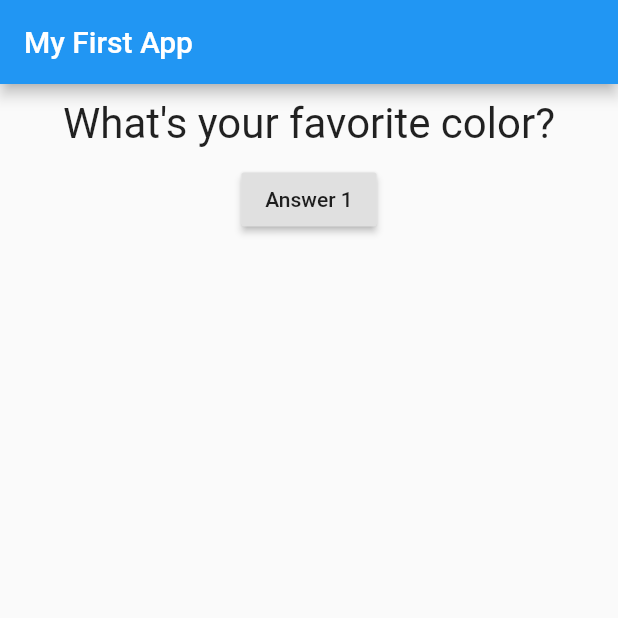
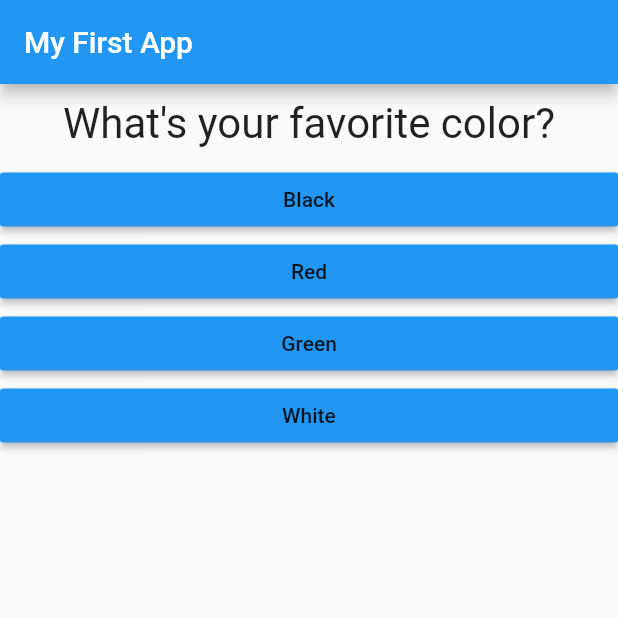
Before and after one commit to lowqilong/learn-flutter, a Flutter app: the screen it shows after launch, on a phone screen of 412 x 824 dp, the top half of it. Run offline on Flutter 3.47's test engine with Material 2 defaults, Android fonts, the phone set to English and light mode, and no system bars.

Commit message:
Created mini quiz app

```diff
--- /dev/null
+++ b/learn_flutter/lib/answer.dart
@@ -0,0 +1,20 @@
+import 'package:flutter/material.dart';
+
+class Answer extends StatelessWidget {
+  final Function selectHandler;
+  final String answerText;
+
+  Answer(this.selectHandler, this.answerText);
+
+  @override
+  Widget build(BuildContext context) {
+    return Container(
+      width: double.infinity,
+      child: RaisedButton(
+        color: Colors.blue,
+        child: Text(answerText),
+        onPressed: this.selectHandler,
+      ),
+    );
+  }
+}
--- a/learn_flutter/lib/main.dart
+++ b/learn_flutter/lib/main.dart
@@ -1,5 +1,6 @@
 import 'package:flutter/material.dart';
-import './question.dart';
+import './quiz.dart';
+import './result.dart';
 
 void main() => runApp(MyApp());
 
@@ -12,34 +13,72 @@ class MyApp extends StatefulWidget {
 
 class MyAppState extends State<MyApp> {
   var questionIndex = 0;
+  var totalScore = 0;
 
-  void answerQuestion() {
+  void resetQuiz() {
+    setState(() {
+      questionIndex = 0;
+      totalScore = 0;
+    });
+  }
+
+  final questions = const [
+    {
+      'questionText': 'What\'s your favorite color?',
+      'answers': [
+        {'text': 'Black', 'score': 10},
+        {'text': 'Red', 'score': 5},
+        {'text': 'Green', 'score': 3},
+        {'text': 'White', 'score': 1},
+      ],
+    },
+    {
+      'questionText': 'What\'s your favorite animal?',
+      'answers': [
+        {'text': 'Rabbit', 'score': 3},
+        {'text': 'Snake', 'score': 11},
+        {'text': 'Elephant', 'score': 5},
+        {'text': 'Lion', 'score': 9},
+      ],
+    },
+    {
+      'questionText': 'Who\'s your favorite instructor?',
+      'answers': [
+        {'text': 'Max', 'score': 1},
+        {'text': 'Max', 'score': 1},
+        {'text': 'Max', 'score': 1},
+        {'text': 'Max', 'score': 1},
+      ],
+    },
+  ];
+
+  void answerQuestion(int score) {
+    totalScore += score;
+
     setState(() {
       questionIndex = questionIndex + 1;
     });
-    print(questionIndex);
+    if (questionIndex < questions.length) {
+      print('We have more questions!');
+    } else {
+      print('No more questions');
+    }
   }
 
   @override
   Widget build(BuildContext context) {
-    var questions = [
-      'What\'s your favorite color?',
-      'What\'s your favorite animal?',
-    ];
     return MaterialApp(
         home: Scaffold(
       appBar: AppBar(
         title: Text('My First App'),
       ),
-      body: Column(children: [
-        Question(
-          questions[questionIndex],
-        ),
-        RaisedButton(
-          child: Text('Answer 1'),
-          onPressed: answerQuestion,
-        ),
-      ]),
+      body: questionIndex < questions.length
+          ? Quiz(
+              answerQuestion: answerQuestion,
+              questionIndex: questionIndex,
+              questions: questions,
+            )
+          : Result(totalScore, resetQuiz),
     ));
   }
 }
--- /dev/null
+++ b/learn_flutter/lib/quiz.dart
@@ -0,0 +1,28 @@
+import "package:flutter/material.dart";
+
+import "./question.dart";
+import "./answer.dart";
+
+class Quiz extends StatelessWidget {
+  final List<Map<String, Object>> questions;
+  final int questionIndex;
+  final Function answerQuestion;
+
+  Quiz(
+      {@required this.questions,
+      @required this.answerQuestion,
+      @required this.questionIndex});
+
+  @override
+  Widget build(BuildContext context) {
+    return Column(
+      children: [
+        Question(questions[questionIndex]['questionText']),
+        ...(questions[questionIndex]['answers'] as List<Map<String, Object>>)
+            .map((answer) {
+          return Answer(() => answerQuestion(answer['score']), answer['text']);
+        }).toList()
+      ],
+    );
+  }
+}
```
Also changed, not shown: learn_flutter/lib/result.dart (added, +45 -0 lines).
